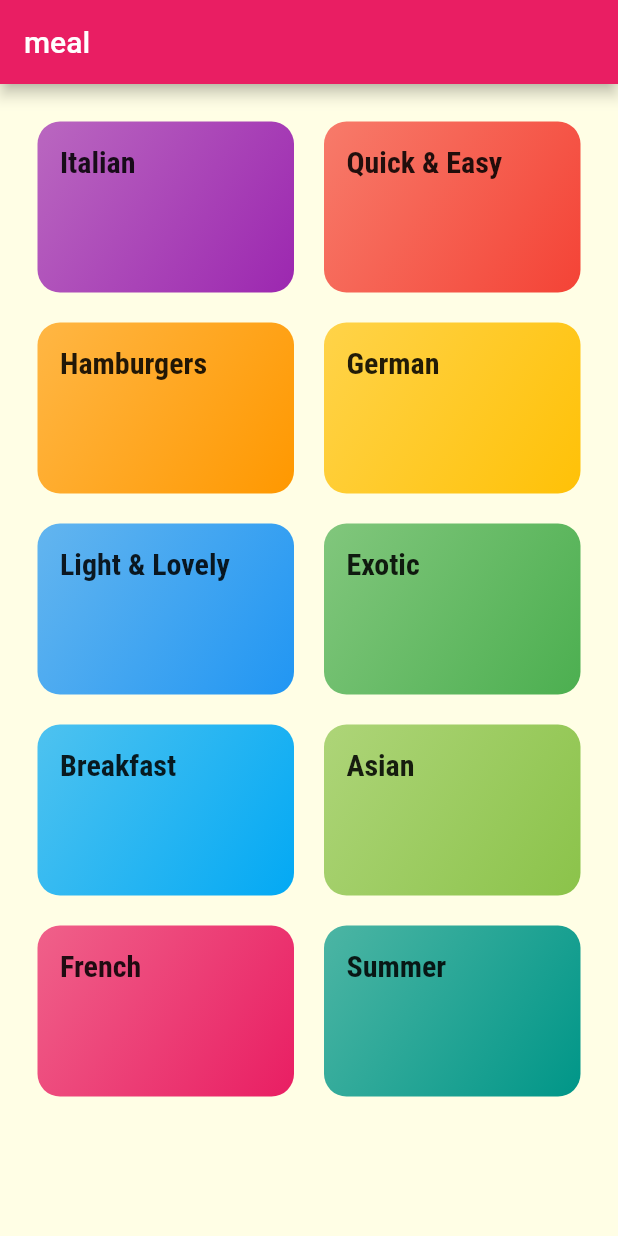
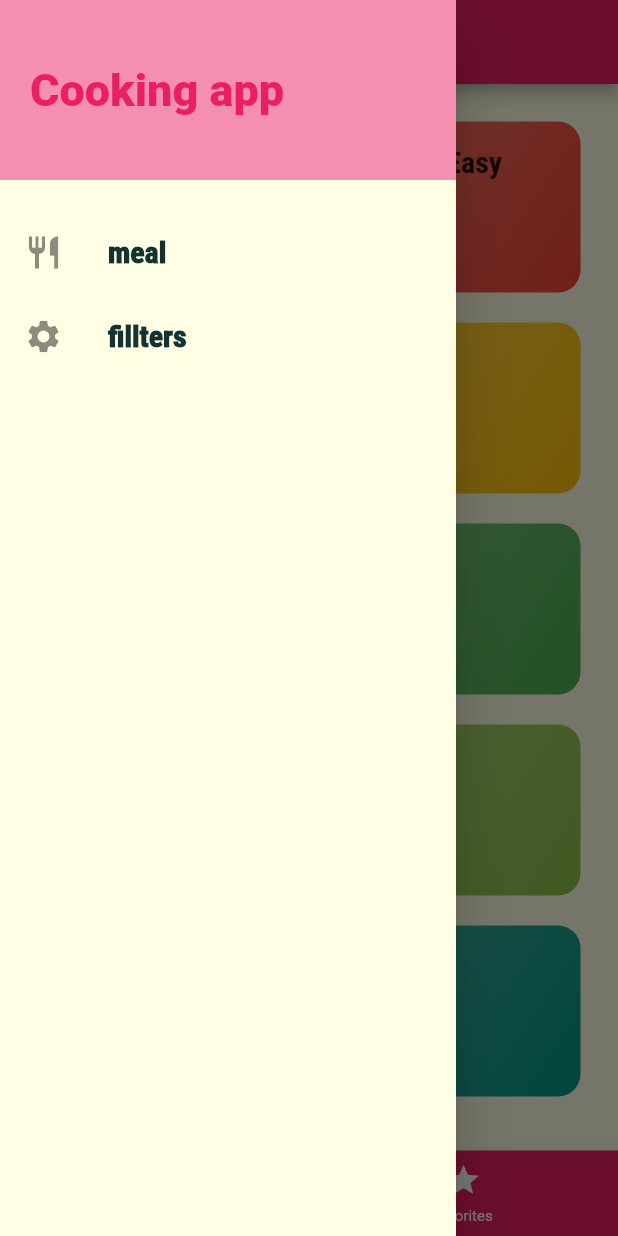
Before and after one commit to YousifAladower/meal_app_Flutter, a Flutter app: the screen it shows after launch, with the side drawer open (before the commit the screen has no drawer), on a phone screen of 412 x 824 dp. Run offline on Flutter 3.47's test engine with Material 2 defaults, Android fonts, the phone set to English and light mode, and no system bars; missing offline and left inert: dart:ffi.

Commit message:
last code restaurent app

```diff
--- a/lib/main.dart
+++ b/lib/main.dart
@@ -1,16 +1,91 @@
+import 'dart:ffi';
+
 import 'package:flutter/material.dart';
+import 'package:meal_app/1.1%20dummy_data.dart';
+import 'package:meal_app/models/meal.dart';
 import 'package:meal_app/screens/categoriesScreen.dart';
 import 'package:meal_app/screens/category_meal_screen.dart';
+import 'package:meal_app/screens/fitters_screen.dart';
 import 'package:meal_app/screens/meal_detial_screen.dart';
+import 'package:meal_app/screens/tabs_screen.dart';
 
 void main() {
   runApp(const MyApp());
 }
 
-class MyApp extends StatelessWidget {
+class MyApp extends StatefulWidget {
   const MyApp({super.key});
 
+  @override
+  State<MyApp> createState() => _MyAppState();
+}
+
+class _MyAppState extends State<MyApp> {
   // This widget is the root of your application.
+Map<String,bool > _filters ={
+  'gluten':false,
+  'lotose':false,
+  'vengan':false,
+  'vegetarian':false,
+
+
+};
+List<Meal> _availableMeals=DUMMY_MEALS;
+List<Meal> _favortieMeals=[];
+
+void setFilters (Map<String,bool > _fiterData)
+{
+  setState(() {
+    _filters=_fiterData;
+    _availableMeals=DUMMY_MEALS.where((meal) {
+      if(_filters['gluten']==true && meal.isGlutenFree==false)
+      {
+        return false;
+      }
+      if(_filters['lotose']==true && meal.isLactoseFree==false)
+      {
+        return false;
+      }
+      if(_filters['vengan']==true && meal.isVegan==false)
+      {
+        return false;
+      }
+      if(_filters['vegetarian']==true && meal.isVegetarian==false)
+      {
+        return false;
+      }
+      return true ;
+    }).toList();
+  });
+
+}
+
+void _toggleFavorite(String mealId)
+{
+ final existingIndex= _favortieMeals.indexWhere((meal) => meal.id==mealId);
+
+ if(existingIndex >= 0)
+ {
+  setState(() {
+    _favortieMeals.removeAt(existingIndex);
+  });
+ }
+ else {
+  setState(() {
+    _favortieMeals.add(DUMMY_MEALS.firstWhere((meal) => meal.id==mealId));
+  });
+ }
+
+
+
+}
+
+bool _isMealFavorite(String id)
+{
+  return _favortieMeals.any((meal) => meal.id==id);
+
+}
+
   @override
   Widget build(BuildContext context) {
     return MaterialApp(
@@ -32,9 +107,10 @@ class MyApp extends StatelessWidget {
       ),
       //home: CategoriesScreen(),
       routes: {
-        '/': (context)=>CategoriesScreen(),
-        CategoryMealScreen.routName:(context) => CategoryMealScreen(),
-        MealDetialScreen.routName:(context) => MealDetialScreen()
+        '/': (context)=>TabsScreen(_favortieMeals),
+        CategoryMealScreen.routName:(context) => CategoryMealScreen(_availableMeals),
+        MealDetialScreen.routName:(context) => MealDetialScreen(_toggleFavorite,_isMealFavorite),
+        FilterScreen.routeName:(context) => FilterScreen(setFilters,_filters)
       },
     );
   }
--- a/lib/screens/categoriesScreen.dart
+++ b/lib/screens/categoriesScreen.dart
@@ -6,9 +6,6 @@ class CategoriesScreen extends StatelessWidget{
   @override
   Widget build(BuildContext context) {
     return Scaffold(
-      appBar: AppBar(
-       title:Text("meal"),
-      ),
       body: GridView(
         padding: EdgeInsets.all(25),
         children: DUMMY_CATEGORIES.map((catData) =>
--- a/lib/screens/tabs_screen.dart
+++ b/lib/screens/tabs_screen.dart
@@ -2,26 +2,39 @@ import 'package:flutter/foundation.dart';
 import 'package:flutter/material.dart';
 import 'package:meal_app/screens/categoriesScreen.dart';
 import 'package:meal_app/screens/favorate_screen.dart';
+import 'package:meal_app/widgets/mean_drawer.dart';
+
+import '../models/meal.dart';
 
 class TabsScreen extends StatefulWidget {
-  const TabsScreen({super.key});
+ final List<Meal> favorateMeals;
+
+  const TabsScreen(this.favorateMeals);
 
   @override
   State<TabsScreen> createState() => _MyWidgetState();
 }
 
 class _MyWidgetState extends State<TabsScreen> {
-final List<Map< String,Object>> _pages =[
+ late List<Map< String,Object>> _pages ;
+
+@override
+ void initState()
+ {
+  _pages=[
   {
     'page':CategoriesScreen(),
     'name':'CATEGORIES',
   },
   {
-    'page':FavorateScreen(),
+    'page':FavorateScreen(widget.favorateMeals),
     'name':'FAVORATE',
   }
 
 ];
+
+  super.initState();
+ }
 
 int _selectPageIndex=0;
   void _selectPage(int value) {
@@ -40,16 +53,26 @@ int _selectPageIndex=0;
       bottomNavigationBar:BottomNavigationBar(
         onTap: _selectPage,
         backgroundColor: Theme.of(context).primaryColor,
+
+          selectedItemColor: Colors.black,
+          unselectedItemColor: Colors.white,
+          currentIndex: _selectPageIndex,
+          selectedFontSize: 15,
+          unselectedFontSize: 10,
+         // type: BottomNavigationBarType.shifting,
         items: [
           BottomNavigationBarItem(
             icon:Icon(Icons.category),
             label:"Categories",),
           BottomNavigationBarItem(
-            icon:Icon(Icons.category),
+            icon:Icon(Icons.star),
             label:"favorites",)
 
         ],
       ) ,
+
+
+      drawer: MeanDrawer(),
     );
   }
 
--- /dev/null
+++ b/lib/widgets/mean_drawer.dart
@@ -0,0 +1,47 @@
+import 'package:flutter/material.dart';
+import 'package:meal_app/screens/fitters_screen.dart';
+
+class MeanDrawer extends StatelessWidget {
+  const MeanDrawer({super.key});
+
+  Widget buildListTile (String title,IconData icon,VoidCallback  tapHander){
+   return ListTile(
+    leading: Icon(icon, size: 26),
+    title: Text(
+      title,
+      style: TextStyle(
+        fontSize: 20,
+        fontFamily: 'RobotoCondensed',
+        fontWeight: FontWeight.w900,
+      ),
+    ),
+    onTap: tapHander,
+  );
+
+  }
+
+  @override
+  Widget build(BuildContext context) {
+    return Drawer(
+      child: Column(children: [
+        Container(
+          height: 120,
+          width: double.infinity,
+          padding: EdgeInsets.all(20),
+           color: Theme.of(context).backgroundColor,
+           alignment: Alignment.centerLeft,
+          child: Text("Cooking app",
+                    style: TextStyle(fontSize: 30,
+                    fontWeight: FontWeight.w900,
+                    color: Theme.of(context).primaryColor),
+
+                    ),
+
+        ),
+        const SizedBox(height: 20,),
+       buildListTile("meal",Icons.restaurant,(){Navigator.of(context).pushReplacementNamed('/');}),
+      buildListTile("fillters",Icons.settings,(){Navigator.of(context).pushReplacementNamed(FilterScreen.routeName);})
+      ]),
+    );
+  }
+}
```
Also changed, not shown: lib/screens/category_meal_screen.dart (+42 -14 lines), lib/screens/favorate_screen.dart (+36 -2 lines), lib/screens/fitters_screen.dart (added, +113 -0 lines), lib/screens/meal_detial_screen.dart (+9 -1 lines), lib/widgets/meal_items.dart (+9 -1 lines), 1 other file.
